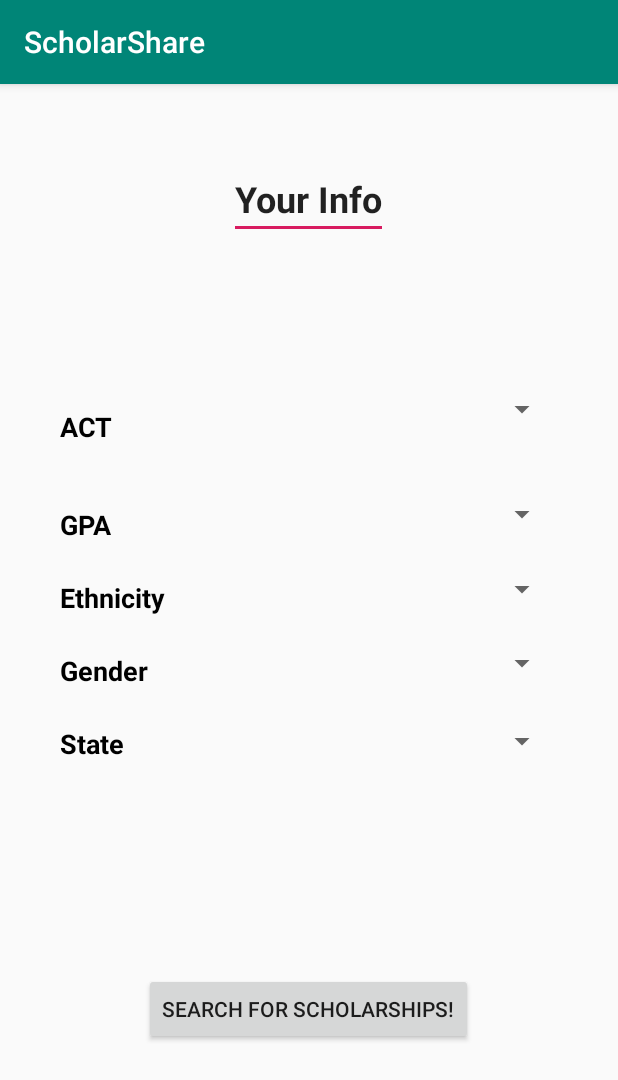
After one commit to guillermo31/ScholarShare, an Android app: the activity_user_input screen opened directly, with no data from a screen before it, on a phone screen of 412 x 824 dp. The commit adds this screen. Shown: the top 1080 px of the screen. Run offline under Robolectric (Android 15) with nearby library versions, the phone set to English and light mode, and no system bars.

Commit message:
Worked on the user input GUI.

```diff
--- a/app/src/main/AndroidManifest.xml
+++ b/app/src/main/AndroidManifest.xml
@@ -9,7 +9,8 @@
         android:roundIcon="@mipmap/ic_launcher_round"
         android:supportsRtl="true"
         android:theme="@style/AppTheme">
-        <activity android:name=".add"></activity>
+        <activity android:name=".activity_user_input"></activity>
+        <activity android:name=".add" />
         <activity android:name=".MainActivity">
             <intent-filter>
                 <action android:name="android.intent.action.MAIN" />
--- /dev/null
+++ b/app/src/main/java/com/ctecgang/scholarshare/activity_user_input.java
@@ -0,0 +1,13 @@
+package com.ctecgang.scholarshare;
+
+import android.support.v7.app.AppCompatActivity;
+import android.os.Bundle;
+
+public class activity_user_input extends AppCompatActivity {
+
+    @Override
+    protected void onCreate(Bundle savedInstanceState) {
+        super.onCreate(savedInstanceState);
+        setContentView(R.layout.activity_user_input);
+    }
+}
--- /dev/null
+++ b/app/src/main/res/layout/activity_user_input.xml
@@ -0,0 +1,166 @@
+<?xml version="1.0" encoding="utf-8"?>
+<android.support.constraint.ConstraintLayout xmlns:android="http://schemas.android.com/apk/res/android"
+    xmlns:app="http://schemas.android.com/apk/res-auto"
+    xmlns:tools="http://schemas.android.com/tools"
+    android:layout_width="match_parent"
+    android:layout_height="match_parent"
+    tools:context=".activity_user_input">
+
+    <EditText
+        android:id="@+id/Title"
+        android:layout_width="106dp"
+        android:layout_height="wrap_content"
+        android:layout_marginStart="152dp"
+        android:layout_marginLeft="152dp"
+        android:layout_marginTop="50dp"
+        android:layout_marginEnd="153dp"
+        android:layout_marginRight="153dp"
+        android:ems="10"
+        android:inputType="textPersonName"
+        android:text="Your Info"
+        android:textSize="24sp"
+        android:textStyle="bold"
+        app:layout_constraintEnd_toEndOf="parent"
+        app:layout_constraintStart_toStartOf="parent"
+        app:layout_constraintTop_toTopOf="parent" />
+
+    <TextView
+        android:id="@+id/EthnicityLabel"
+        android:layout_width="wrap_content"
+        android:layout_height="wrap_content"
+        android:layout_marginStart="40dp"
+        android:layout_marginLeft="40dp"
+        android:layout_marginBottom="24dp"
+        android:text="Ethnicity"
+        android:textColor="@color/common_google_signin_btn_text_dark_focused"
+        android:textSize="18sp"
+        android:textStyle="bold"
+        app:layout_constraintBottom_toTopOf="@+id/GenderLabel"
+        app:layout_constraintStart_toStartOf="parent" />
+
+    <TextView
+        android:id="@+id/GPALabel"
+        android:layout_width="wrap_content"
+        android:layout_height="wrap_content"
+        android:layout_marginStart="40dp"
+        android:layout_marginLeft="40dp"
+        android:layout_marginBottom="24dp"
+        android:text="GPA"
+        android:textColor="@color/common_google_signin_btn_text_dark_focused"
+        android:textSize="18sp"
+        android:textStyle="bold"
+        app:layout_constraintBottom_toTopOf="@+id/EthnicityLabel"
+        app:layout_constraintStart_toStartOf="parent" />
+
+    <TextView
+        android:id="@+id/ACTLabel"
+        android:layout_width="wrap_content"
+        android:layout_height="wrap_content"
+        android:layout_marginStart="40dp"
+        android:layout_marginLeft="40dp"
+        android:layout_marginTop="199dp"
+        android:layout_marginBottom="24dp"
+        android:text="ACT"
+        android:textColor="@color/common_google_signin_btn_text_dark_focused"
+        android:textSize="18sp"
+        android:textStyle="bold"
+        app:layout_constraintBottom_toTopOf="@+id/GPALabel"
+        app:layout_constraintStart_toStartOf="parent"
+        app:layout_constraintTop_toTopOf="parent" />
+
+    <TextView
+        android:id="@+id/GenderLabel"
+        android:layout_width="wrap_content"
+        android:layout_height="wrap_content"
+        android:layout_marginStart="40dp"
+        android:layout_marginLeft="40dp"
+        android:layout_marginBottom="24dp"
+        android:text="Gender"
+        android:textColor="@color/common_google_signin_btn_text_dark_focused"
+        android:textSize="18sp"
+        android:textStyle="bold"
+        app:layout_constraintBottom_toTopOf="@+id/StateLabel"
+        app:layout_constraintStart_toStartOf="parent" />
+
+    <TextView
+        android:id="@+id/StateLabel"
+        android:layout_width="wrap_content"
+        android:layout_height="wrap_content"
+        android:layout_marginStart="40dp"
+        android:layout_marginLeft="40dp"
+        android:layout_marginBottom="316dp"
+        android:text="State"
+        android:textColor="@color/common_google_signin_btn_text_dark_focused"
+        android:textSize="18sp"
+        android:textStyle="bold"
+        app:layout_constraintBottom_toBottomOf="parent"
+        app:layout_constraintStart_toStartOf="parent" />
+
+    <Spinner
+        android:id="@+id/ACTDropDown"
+        android:layout_width="136dp"
+        android:layout_height="28dp"
+        android:layout_marginTop="81dp"
+        android:layout_marginEnd="40dp"
+        android:layout_marginRight="40dp"
+        android:layout_marginBottom="24dp"
+        android:spinnerMode="dropdown"
+        app:layout_constraintBottom_toTopOf="@+id/GPADropDown"
+        app:layout_constraintEnd_toEndOf="parent"
+        app:layout_constraintTop_toBottomOf="@+id/Title" />
+
+    <Spinner
+        android:id="@+id/GPADropDown"
+        android:layout_width="136dp"
+        android:layout_height="28dp"
+        android:layout_marginEnd="40dp"
+        android:layout_marginRight="40dp"
+        android:layout_marginBottom="24dp"
+        app:layout_constraintBottom_toTopOf="@+id/EthnicityDropDown"
+        app:layout_constraintEnd_toEndOf="parent" />
+
+    <Spinner
+        android:id="@+id/EthnicityDropDown"
+        android:layout_width="136dp"
+        android:layout_height="23dp"
+        android:layout_marginEnd="40dp"
+        android:layout_marginRight="40dp"
+        android:layout_marginBottom="24dp"
+        app:layout_constraintBottom_toTopOf="@+id/GenderDropDown"
+        app:layout_constraintEnd_toEndOf="parent" />
+
+    <Spinner
+        android:id="@+id/GenderDropDown"
+        android:layout_width="136dp"
+        android:layout_height="28dp"
+        android:layout_marginEnd="40dp"
+        android:layout_marginRight="40dp"
+        android:layout_marginBottom="24dp"
+        app:layout_constraintBottom_toTopOf="@+id/StateDropDown"
+        app:layout_constraintEnd_toEndOf="parent" />
+
+    <Spinner
+        android:id="@+id/StateDropDown"
+        android:layout_width="136dp"
+        android:layout_height="28dp"
+        android:layout_marginEnd="40dp"
+        android:layout_marginRight="40dp"
+        android:layout_marginBottom="316dp"
+        app:layout_constraintBottom_toBottomOf="parent"
+        app:layout_constraintEnd_toEndOf="parent" />
+
+    <Button
+        android:id="@+id/button4"
+        android:layout_width="wrap_content"
+        android:layout_height="wrap_content"
+        android:layout_marginStart="96dp"
+        android:layout_marginLeft="96dp"
+        android:layout_marginEnd="97dp"
+        android:layout_marginRight="97dp"
+        android:layout_marginBottom="127dp"
+        android:text="Search For Scholarships!"
+        app:layout_constraintBottom_toBottomOf="parent"
+        app:layout_constraintEnd_toEndOf="parent"
+        app:layout_constraintStart_toStartOf="parent" />
+
+</android.support.constraint.ConstraintLayout>
```
Also changed, not shown: app/src/main/res/values/strings.xml (+0 -8 lines).
